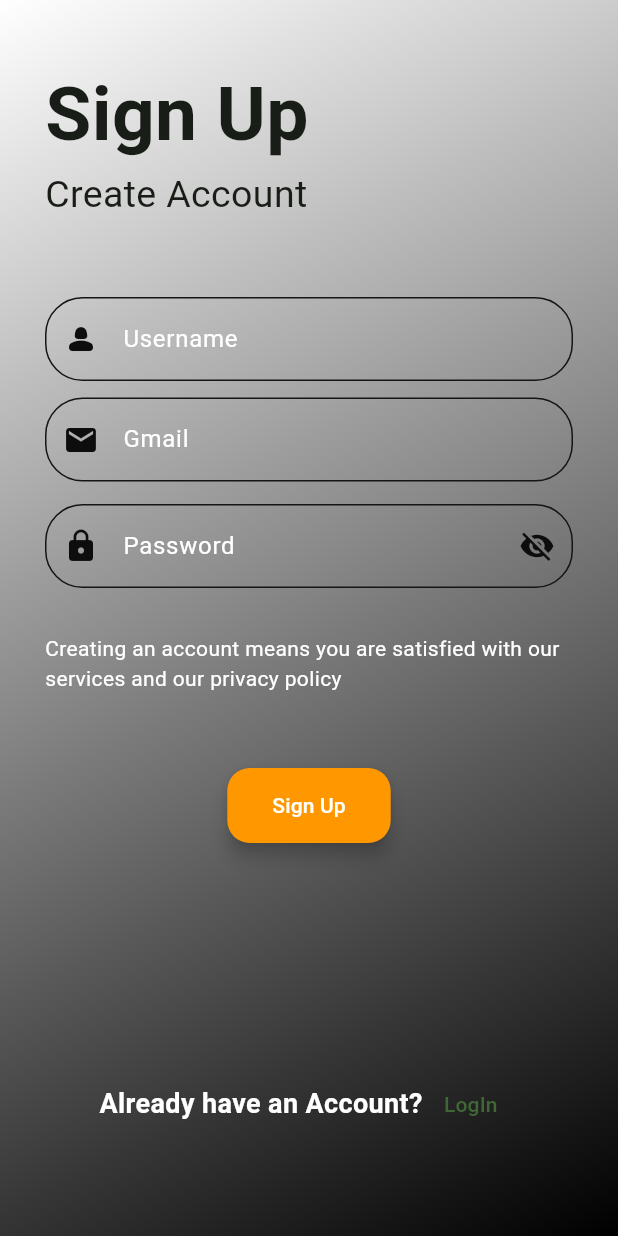
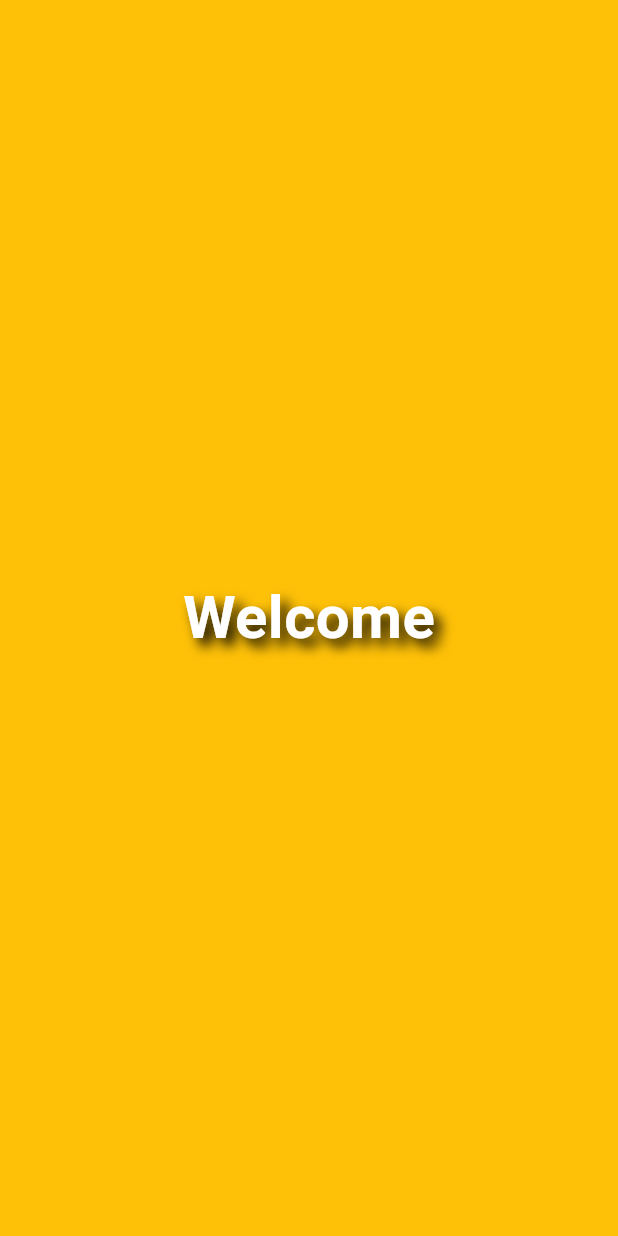
Before and after one commit to sibtaahmed/anim, a Flutter app: the first screen one second after launch, on a phone screen of 412 x 824 dp. Run offline on Flutter 3.47's test engine with Material 3 defaults, Android fonts, the phone set to English and light mode, and no system bars; our stand-ins replace hugeicons, shared_preferences.

Commit message:
App icon and application done

```diff
--- a/lib/form.dart
+++ b/lib/form.dart
@@ -32,8 +32,8 @@ class _formprepState extends State<formprep> {
             height: double.infinity,
             decoration: const BoxDecoration(
               gradient: LinearGradient(
-                begin: Alignment.topLeft,
-                end: Alignment.bottomRight,
+                begin: Alignment.topCenter,
+                end: Alignment.bottomCenter,
                 colors: [
                   Colors.white,
                   Colors.black,
@@ -197,7 +197,12 @@ class _formprepState extends State<formprep> {
                                   MaterialPageRoute(
                                       builder: (context) => const Loginpage()));
                             },
-                            child: const Text('LogIn'))
+                            child: const Text(
+                              'LogIn',
+                              style: TextStyle(
+                                  fontWeight: FontWeight.bold,
+                                  color: Colors.orange),
+                            ))
                       ],
                     )
                   ],
--- a/lib/main.dart
+++ b/lib/main.dart
@@ -3,7 +3,11 @@
 // import 'package:anim/clipRRect.dart';
 // import 'package:anim/mapping.dart';
 // import 'package:anim/chatgpt.dart';
-import 'package:anim/form.dart';
+// import 'package:anim/bottomnavigator.dart';
+// import 'package:anim/bottomprep.dart';
+// import 'package:anim/form.dart';
+import 'package:anim/splash.dart';
+// import 'package:anim/tabbar.dart';
 // import 'package:device_preview/device_preview.dart';
 // import 'package:anim/prefs.dart';
 // import 'package:anim/sharedpref.dart';
@@ -36,13 +40,22 @@ class MyApp extends StatelessWidget {
     return MaterialApp(
       title: 'Flutter Demo',
       debugShowCheckedModeBanner: false,
-      theme: ThemeData(
+      // theme: ThemeData(
+      //   colorScheme: ColorScheme.fromSeed(
+      //       seedColor: const Color.fromARGB(255, 68, 183, 58)),
+      //   useMaterial3: true,
+      // ),
+      theme: ThemeData.light().copyWith(
         colorScheme: ColorScheme.fromSeed(
-            seedColor: const Color.fromARGB(255, 68, 183, 58)),
-        useMaterial3: true,
+            seedColor: const Color.fromARGB(255, 103, 204, 143)),
+        iconTheme: const IconThemeData(size: 36.0, color: Colors.black87),
+        textTheme: const TextTheme(
+          bodyMedium:
+              TextStyle(fontSize: 16.0, color: Color.fromARGB(221, 15, 15, 15)),
+        ),
       ),
       // home: crossfade(),
-      home: const formprep(),
+      home: const splassh(),
     );
   }
 }
--- /dev/null
+++ b/lib/splash.dart
@@ -0,0 +1,49 @@
+import 'dart:async';
+
+import 'package:anim/animatedCrossfade.dart';
+import 'package:flutter/material.dart';
+
+class splassh extends StatefulWidget {
+  const splassh({super.key});
+
+  @override
+  State<splassh> createState() => _splasshState();
+}
+
+class _splasshState extends State<splassh> {
+  @override
+  void initState() {
+    super.initState();
+    Timer(const Duration(seconds: 2), () {
+      Navigator.pushReplacement(
+          context,
+          MaterialPageRoute(
+            builder: (context) => const crossfade(),
+          ));
+    });
+  }
+
+  @override
+  Widget build(BuildContext context) {
+    return const Scaffold(
+      body: Center(
+        child: Text(
+          'Welcome',
+          style: TextStyle(
+            fontSize: 40,
+            fontWeight: FontWeight.bold,
+            color: Colors.white,
+            shadows: [
+              Shadow(
+                blurRadius: 10.0,
+                color: Colors.black,
+                offset: Offset(5.0, 5.0),
+              ),
+            ],
+          ),
+        ),
+      ),
+      backgroundColor: Colors.amber,
+    );
+  }
+}
--- a/pubspec.yaml
+++ b/pubspec.yaml
@@ -38,6 +38,11 @@ dependencies:
   #shared_Preferences:
   shared_preferences: ^2.3.2
   device_preview: ^1.2.0
+  hugeicons: ^0.0.7
+  font_awesome_flutter: ^10.7.0
+  flutter_native_splash: ^2.4.1
+
+
 
 dev_dependencies:
   flutter_test:
```
Also changed, not shown: lib/bottomnavigator.dart (added, +78 -0 lines), lib/bottomprep.dart (added, +48 -0 lines), lib/chatgpt.dart (+32 -5 lines), lib/clipRRect.dart (+20 -1 lines), lib/login.dart (+14 -7 lines), lib/sharedpref.dart (+28 -6 lines), lib/tabbar.dart (added, +108 -0 lines), pubspec.lock, 5 other files.
